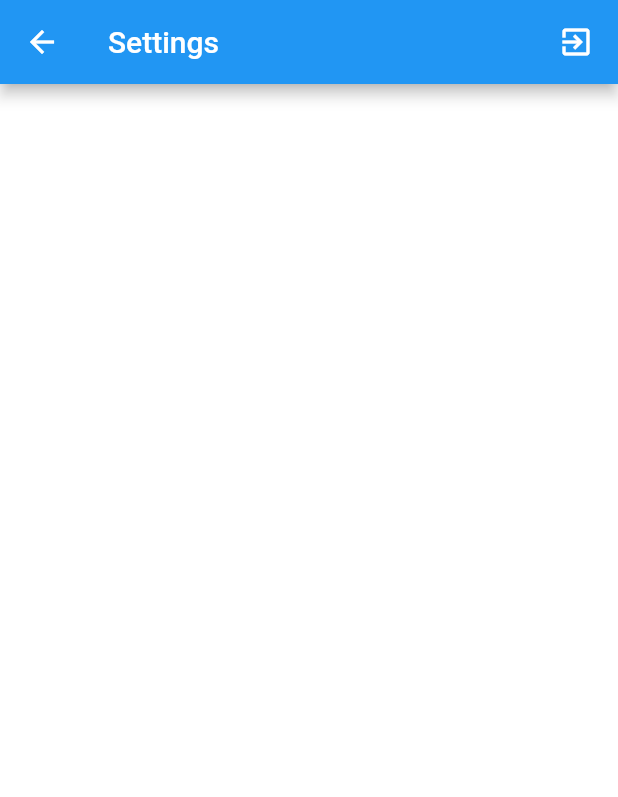
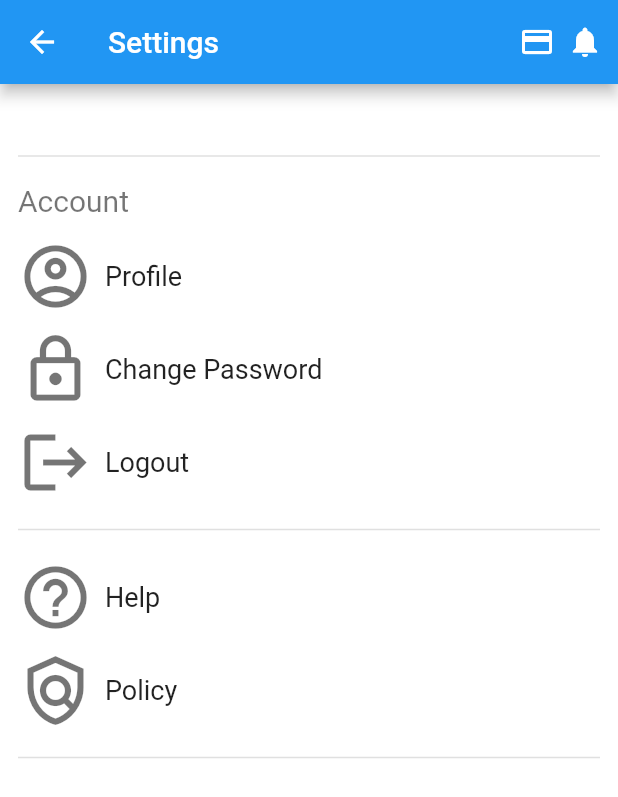
Before and after one commit to WNIA/flutter_ecommerce_app, a Flutter app: the SettingsPage screen opened directly, on a phone screen of 412 x 824 dp. Shown: the top 797 px of the screen. Run offline on Flutter 3.47's test engine with Material 2 defaults, Android fonts, the light colour scheme and no system bars; our stand-ins replace geocoding, geolocator, google_maps_flutter, permission_handler, shared_preferences; accounts and stored records are empty; network calls fail.

Commit message:
settings page, home page, init page

```diff
--- a/lib/helper/constants.dart
+++ b/lib/helper/constants.dart
@@ -1,4 +1,9 @@
+import 'package:autism_project_demo_2/models/login_response_model.dart';
+
 class Constants {
   static String myToken = "";
   static int numOfPendingOrders = 0;
+  static int numOfProcessing = 0;
+  static int numOfDelivered = 0;
+  static Map dataOfUser;
 }
--- a/lib/main.dart
+++ b/lib/main.dart
@@ -53,7 +53,6 @@ class _MyAppState extends State<MyApp> {
             home: userLoggedIn != null ? (userLoggedIn
                 ? HomePage()
                 : Authenticate()) : Authenticate(),
-            // home: userLoggedIn != null ?(userLoggedIn ? HomePage() : Authenticate()) : Authenticate(),
             routes: routeList()
         ),
     );
--- a/lib/pages/settings_page.dart
+++ b/lib/pages/settings_page.dart
@@ -1,4 +1,6 @@
-import 'package:autism_project_demo_2/helper/signout.dart';
+import 'package:autism_project_demo_2/helper/constants.dart';
+import 'package:autism_project_demo_2/helper/sign_out.dart';
+import 'package:autism_project_demo_2/widgets/appbar_widget.dart';
 import 'package:flutter/material.dart';
 
 class SettingsPage extends StatefulWidget {
@@ -10,18 +12,81 @@ class _SettingsPageState extends State<SettingsPage> {
   @override
   Widget build(BuildContext context) {
     return Scaffold(
-      appBar: AppBar(
-        title: Text("Settings"),
-        actions: [
-          GestureDetector(
-            onTap: () {
-              signOut(context);
-            },
-            child: Container(
-                padding: const EdgeInsets.symmetric(horizontal: 16),
-                child: Icon(Icons.exit_to_app)),
-          )
-        ],
+      appBar: appBarMain(context, "Settings "),
+      body: SingleChildScrollView(
+        child: Padding(
+          padding: const EdgeInsets.symmetric(horizontal: 12, vertical: 20),
+          child: Column(
+            crossAxisAlignment: CrossAxisAlignment.start,
+            children: [
+              Center(
+                child: Constants.dataOfUser != null ? Container(
+                  child: Column(
+                    crossAxisAlignment: CrossAxisAlignment.start,
+                    children: [
+                      Text(Constants.dataOfUser["Name"], style: TextStyle(color: Colors.black54)),
+                      Text(Constants.dataOfUser["MobileNumber"], style: TextStyle(color: Colors.black54)),
+                      Text(Constants.dataOfUser["Email"], style: TextStyle(color: Colors.black54)),
+                    ],
+                  ),
+                ) : Container(),
+              ),
+              SizedBox(height: 20),
+              Divider(thickness: 1),
+              SizedBox(height: 10),
+              Text('Account', style: TextStyle(fontSize: 20, color: Colors.black54, fontWeight: FontWeight.w400)),
+              SizedBox(height: 14),
+              Row(
+                children: [
+                  Icon(Icons.account_circle_outlined, size: 50, color: Colors.black54),
+                  SizedBox(width: 8),
+                  Text('Profile', style: TextStyle(fontSize: 18)),
+                ],
+              ),
+              SizedBox(height: 12),
+              Row(
+                children: [
+                  Icon(Icons.lock_outlined, size: 50, color: Colors.black54),
+                  SizedBox(width: 8),
+                  Text('Change Password', style: TextStyle(fontSize: 18)),
+                ],
+              ),
+              SizedBox(height: 12),
+              GestureDetector(
+                onTap: (){
+                  signOut(context);
+                },
+                child: Row(
+                  children: [
+                    Icon(Icons.logout, size: 50, color: Colors.black54),
+                    SizedBox(width: 8),
+                    Text('Logout', style: TextStyle(fontSize: 18)),
+                  ],
+                ),
+              ),
+              SizedBox(height: 12),
+              Divider(thickness: 1),
+              SizedBox(height: 12),
+              Row(
+                children: [
+                  Icon(Icons.help_outline_outlined, size: 50, color: Colors.black54),
+                  SizedBox(width: 8),
+                  Text('Help', style: TextStyle(fontSize: 18)),
+                ],
+              ),
+              SizedBox(height: 12),
+              Row(
+                children: [
+                  Icon(Icons.policy_outlined, size: 50, color: Colors.black54),
+                  SizedBox(width: 8),
+                  Text('Policy', style: TextStyle(fontSize: 18)),
+                ],
+              ),
+              SizedBox(height: 12),
+              Divider(thickness: 1)
+            ],
+          ),
+        ),
       ),
     );
   }
--- a/lib/pages/sign_in_page.dart
+++ b/lib/pages/sign_in_page.dart
@@ -1,7 +1,7 @@
+import 'file:///D:/AndroidStudioProjects/autism_project_demo_2/autism_project_demo_2/lib/widgets/Initialize_pages.dart';
 import 'package:autism_project_demo_2/helper/shared_preference.dart';
 import 'package:autism_project_demo_2/helper/validators.dart';
 import 'package:autism_project_demo_2/models/login_request_model.dart';
-import 'package:autism_project_demo_2/pages/home_page.dart';
 import 'package:autism_project_demo_2/services/login_api_service.dart';
 
 import 'package:flutter/material.dart';
@@ -53,8 +53,9 @@ class _SignInScreenState extends State<SignInScreen> {
             //TODO: Simplify saving data in shared preferences - @WNIA
             SharedPrefs.saveUserLoggedInSharedPref(_response.success);
             SharedPrefs.saveUserJWTSharedPref(_response.jwt);
+            SharedPrefs.saveUserDataSharedPref(_response.data);
 
-            Navigator.pushReplacementNamed(context, HomePage.routeName);
+            Navigator.pushReplacementNamed(context, Initialize.routeName);
           } else {
             setState(() {
               isLoading = false;
--- a/lib/utils/route_list.dart
+++ b/lib/utils/route_list.dart
@@ -1,3 +1,4 @@
+import 'file:///D:/AndroidStudioProjects/autism_project_demo_2/autism_project_demo_2/lib/widgets/Initialize_pages.dart';
 import 'package:autism_project_demo_2/pages/home_page.dart';
 import 'package:autism_project_demo_2/pages/order_page.dart';
 import 'package:autism_project_demo_2/pages/pending_order_page.dart';
@@ -8,5 +9,6 @@ Map<String, WidgetBuilder> routeList() {
     OrderDisplayPage.routeName: (context) => OrderDisplayPage(),
     PendingOrderPage.routeName: (context) => PendingOrderPage(),
     HomePage.routeName: (context) => HomePage(),
+    Initialize.routeName: (context) => Initialize(),
   };
 }
--- /dev/null
+++ b/lib/widgets/appbar_widget.dart
@@ -0,0 +1,24 @@
+import 'package:autism_project_demo_2/helper/sign_out.dart';
+import 'package:flutter/material.dart';
+
+AppBar appBarMain(BuildContext context, String titleText) {
+  return AppBar(
+    title: Text(titleText),
+    actions: [
+      GestureDetector(
+        onTap: () {
+
+        },
+        child: Icon(Icons.credit_card),
+      ),
+      SizedBox(width: 8),
+      GestureDetector(
+        onTap: (){
+
+        },
+        child: Icon(Icons.notifications),
+      ),
+      SizedBox(width: 10),
+    ],
+  );
+}
--- a/pubspec.yaml
+++ b/pubspec.yaml
@@ -36,6 +36,7 @@ dependencies:
   permission_handler: ^5.0.1+1
   geocoding: ^1.0.5
   provider: ^4.3.2+4
+  charts_flutter: ^0.9.0
 
 dev_dependencies:
   flutter_test:
```
Also changed, not shown: lib/helper/shared_preference.dart (+13 -1 lines), lib/pages/home_page.dart (+11 -2 lines), lib/pages/order_page.dart (+14 -10 lines), lib/pages/pending_order_page.dart (+10 -6 lines), lib/services/pending_order_api_service.dart (+12 -20 lines), lib/widgets/Initialize_pages.dart (added, +45 -0 lines), lib/widgets/home_page_items.dart (+42 -33 lines), lib/widgets/pending_order_list_pagination.dart (+9 -7 lines), lib/helper/sign_out.dart (renamed from lib/helper/signout.dart), pubspec.lock.
